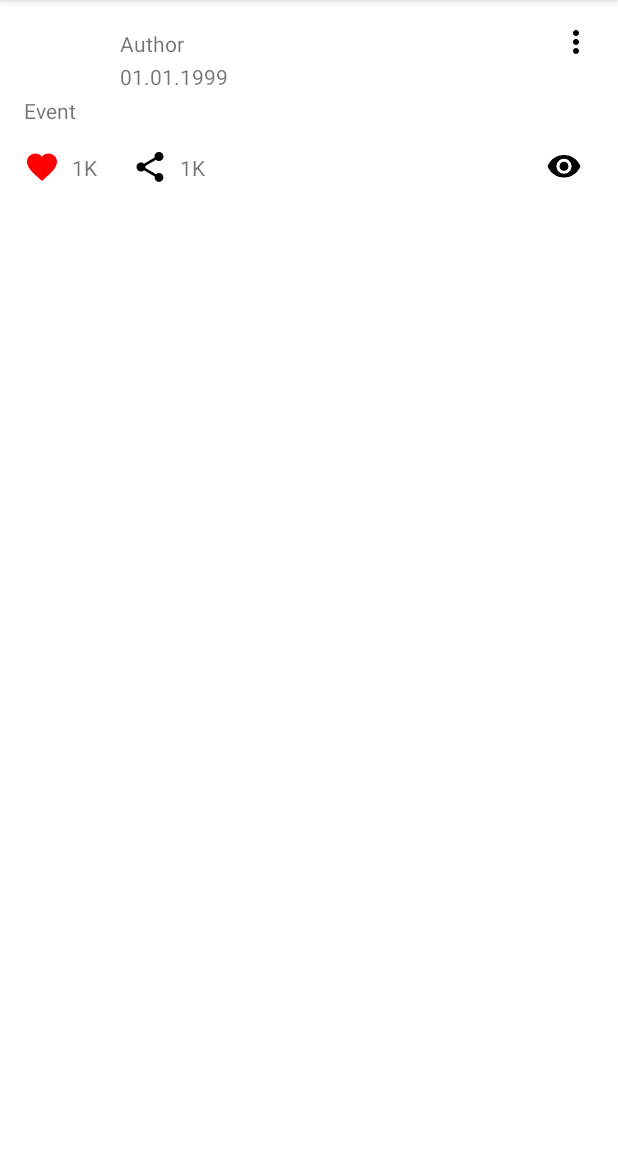
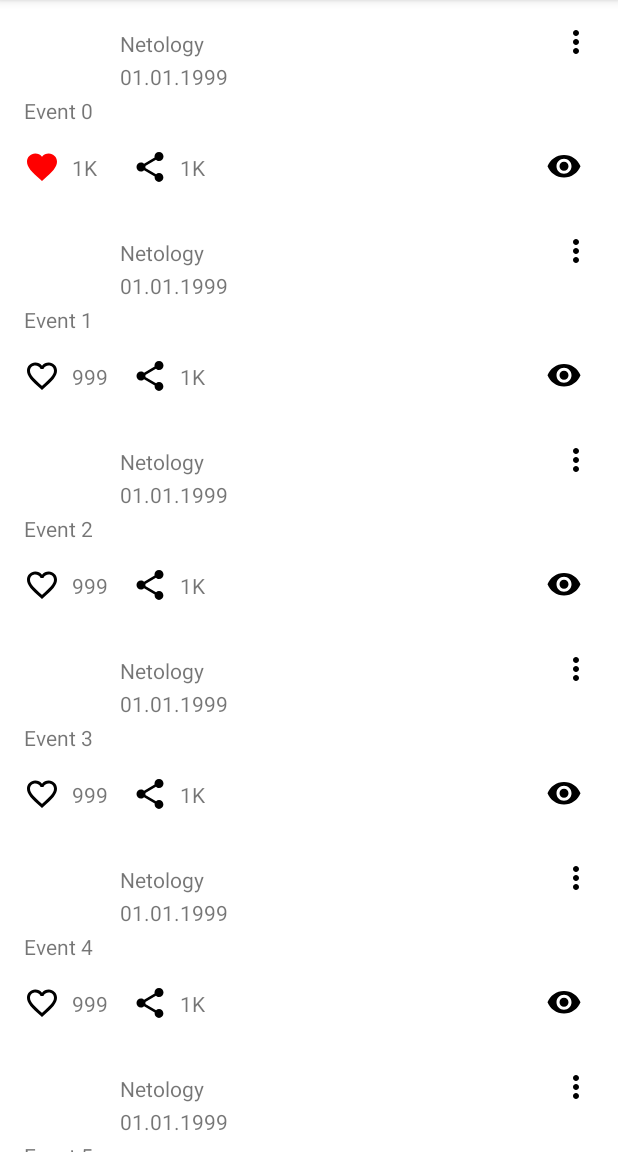
Before and after one commit to Ksoiq/NMedia, an Android app: the screen it shows after launch (MainActivity), after a tap on an icon or button, on a phone screen of 412 x 824 dp, the part 84-1236 px from its top. Run offline under Robolectric (Android 15) with nearby library versions, the phone set to English and light mode, and no system bars.

Commit message:
RecyclerView

```diff
--- a/app/src/main/java/ru/netology/nmedia/MainActivity.kt
+++ b/app/src/main/java/ru/netology/nmedia/MainActivity.kt
@@ -3,7 +3,7 @@ package ru.netology.nmedia
 import androidx.appcompat.app.AppCompatActivity
 import android.os.Bundle
 import androidx.activity.viewModels
-import androidx.annotation.DrawableRes
+import ru.netology.nmedia.data.impl.PostAdapter
 import ru.netology.nmedia.databinding.ActivityMainBinding
 import ru.netology.nmedia.viewModel.PostViewModel
 
@@ -17,33 +17,40 @@ class MainActivity : AppCompatActivity() {
         val binding = ActivityMainBinding.inflate(layoutInflater)
         setContentView(binding.root)
 
-        viewModel.data.observe(this) { post ->
-            binding.render(post)
-        }
+        val adapter = PostAdapter(
+            viewModel::onLikeClicked,
+            viewModel::onShareClick
+        )
+        binding.postsRecyclerView.adapter = adapter
 
-
-        binding.activityPost.likeButton.setOnClickListener {
-            viewModel.onLikeClicked()
-        }
-
-        binding.activityPost.shareButton.setOnClickListener{
-            viewModel.onShareClick()
+        viewModel.data.observe(this) { posts ->
+             adapter.submitList(posts)
         }
 
     }
 
 
-    private fun ActivityMainBinding.render(post: Post) {
-        activityPost.authorName.text = post.author
-        activityPost.textField.text = post.content
-        activityPost.date.text = post.published
-        activityPost.likeCount.text = Counter.displayFormatting(post.likes)
-        activityPost.shareCount.text = Counter.displayFormatting(post.shares)
-        activityPost.likeButton.setImageResource(getLikedIconResId(post.likedByMe))
-    }
+//    private fun ActivityMainBinding.render(posts: List<Post>) {
+//        for (post in posts) {
+//            PostBinding.inflate(
+//                layoutInflater, root, true
+//            ).render(post)
+//        }
+//    }
 
-    @DrawableRes
-    private fun getLikedIconResId(liked: Boolean) =
-        if (liked) R.drawable.ic_liked_24 else R.drawable.ic_like_24
+//    private fun PostBinding.render(post: Post) {
+//        authorName.text = post.author
+//        textField.text = post.content
+//        date.text = post.published
+//        likeCount.text = Counter.displayFormatting(post.likes)
+//        shareCount.text = Counter.displayFormatting(post.shares)
+//        likeButton.setImageResource(getLikedIconResId(post.likedByMe))
+//        likeButton.setOnClickListener { viewModel.onLikeClicked(post) }
+//        shareButton.setOnClickListener { viewModel.onShareClick(post) }
+//    }
+
+//    @DrawableRes
+//    private fun getLikedIconResId(liked: Boolean) =
+//        if (liked) R.drawable.ic_liked_24 else R.drawable.ic_like_24
 
 }
--- a/app/src/main/java/ru/netology/nmedia/data/PostRepository.kt
+++ b/app/src/main/java/ru/netology/nmedia/data/PostRepository.kt
@@ -5,9 +5,9 @@ import ru.netology.nmedia.Post
 
 interface PostRepository {
 
-    val data: LiveData<Post>
+    val data: LiveData<List<Post>>
 
-    fun like()
+    fun like(postId: Long)
 
-    fun share()
+    fun share(postId: Long)
 }
--- a/app/src/main/java/ru/netology/nmedia/data/impl/InMemoryPostRepository.kt
+++ b/app/src/main/java/ru/netology/nmedia/data/impl/InMemoryPostRepository.kt
@@ -6,37 +6,42 @@ import ru.netology.nmedia.data.PostRepository
 
 class InMemoryPostRepository : PostRepository {
     override val data = MutableLiveData(
-        Post(
-            id = 0L,
-            author = "Author",
-            content = "Event",
-            published = "01.01.1999"
-        )
+        List(1000) { index ->
+            Post(
+                id = index + 1L,
+                author = "Netology",
+                content = "Event $index",
+                published = "01.01.1999"
+            )
+        }
     )
 
-    override fun like() {
-        val currentPost = checkNotNull(data.value) {
+    private val posts
+        get() = checkNotNull(data.value) {
             "Data value should not be null"
         }
-        val likedPost = currentPost.copy(
-            likedByMe = !currentPost.likedByMe,
-            likes = countLikeByMe(!currentPost.likedByMe, currentPost.likes)
-        )
-        data.value = likedPost
+
+    override fun like(postId: Long) {
+        data.value = posts.map {
+            if (it.id != postId) it
+            else it.copy(
+                likedByMe = !it.likedByMe,
+                likes = countLikeByMe(it.likedByMe, it.likes)
+            )
+        }
     }
 
-    override fun share() {
-        val currentPost = checkNotNull(data.value) {
-            "Data value should not be null"
+    override fun share(postId: Long) {
+
+        data.value = posts.map {
+            if (it.id != postId) it
+            else it.copy(
+                shares = it.shares + 1
+            )
         }
-        val sharedPost = currentPost.copy(
-            shares = currentPost.shares + 1
-        )
-        data.value = sharedPost
     }
 
-
     private fun countLikeByMe(liked: Boolean, like: Int) =
-        if (liked) like + 1 else like - 1
+        if (liked) like - 1 else like + 1
 
 }
--- /dev/null
+++ b/app/src/main/java/ru/netology/nmedia/data/impl/PostAdapter.kt
@@ -0,0 +1,71 @@
+package ru.netology.nmedia.data.impl
+
+import android.view.LayoutInflater
+import android.view.ViewGroup
+import androidx.annotation.DrawableRes
+import androidx.recyclerview.widget.DiffUtil
+import androidx.recyclerview.widget.ListAdapter
+import androidx.recyclerview.widget.RecyclerView
+import ru.netology.nmedia.Counter
+import ru.netology.nmedia.Post
+import ru.netology.nmedia.R
+import ru.netology.nmedia.databinding.PostBinding
+
+typealias OnPostLikeClicked = (Post) -> Unit
+typealias OnPostShareClicked = (Post) -> Unit
+
+internal class PostAdapter(
+    private val onLikeClicked: OnPostLikeClicked,
+    private val onShareClicked: OnPostShareClicked
+) : ListAdapter<Post, PostAdapter.ViewHolder>(DiffCallback) {
+
+
+    override fun onCreateViewHolder(parent: ViewGroup, viewType: Int): ViewHolder {
+        val inflater = LayoutInflater.from(parent.context)
+        val binding = PostBinding.inflate(inflater, parent, false)
+        return ViewHolder(binding)
+    }
+
+    override fun onBindViewHolder(holder: ViewHolder, position: Int) {
+        holder.bind(getItem(position))
+    }
+
+    inner class ViewHolder(private val binding: PostBinding) :
+        RecyclerView.ViewHolder(binding.root) {
+
+        private lateinit var post: Post
+
+        init {
+            binding.likeButton.setOnClickListener { onLikeClicked(post) }
+            binding.shareButton.setOnClickListener { onShareClicked(post) }
+        }
+
+        fun bind(post: Post) {
+            this.post = post
+            with(binding) {
+                authorName.text = post.author
+                textField.text = post.content
+                date.text = post.published
+                likeCount.text = Counter.displayFormatting(post.likes)
+                shareCount.text = Counter.displayFormatting(post.shares)
+                likeButton.setImageResource(getLikedIconResId(post.likedByMe))
+            }
+        }
+
+        @DrawableRes
+        private fun getLikedIconResId(liked: Boolean) =
+            if (liked) R.drawable.ic_liked_24 else R.drawable.ic_like_24
+
+    }
+
+    private object DiffCallback : DiffUtil.ItemCallback<Post>() {
+
+        override fun areItemsTheSame(oldItem: Post, newItem: Post) =
+            oldItem.id == newItem.id
+
+        override fun areContentsTheSame(oldItem: Post, newItem: Post) =
+            oldItem == newItem
+
+    }
+
+}
--- a/app/src/main/java/ru/netology/nmedia/viewModel/PostViewModel.kt
+++ b/app/src/main/java/ru/netology/nmedia/viewModel/PostViewModel.kt
@@ -1,6 +1,7 @@
 package ru.netology.nmedia.viewModel
 
 import androidx.lifecycle.ViewModel
+import ru.netology.nmedia.Post
 import ru.netology.nmedia.data.PostRepository
 import ru.netology.nmedia.data.impl.InMemoryPostRepository
 
@@ -10,7 +11,7 @@ class PostViewModel : ViewModel() {
 
     val data by repository::data
 
-    fun onLikeClicked() = repository.like()
+    fun onLikeClicked(post: Post) = repository.like(post.id)
 
-    fun onShareClick() = repository.share()
+    fun onShareClick(post: Post) = repository.share(post.id)
 }
--- a/app/src/main/res/layout/activity_main.xml
+++ b/app/src/main/res/layout/activity_main.xml
@@ -1,22 +1,23 @@
 <?xml version="1.0" encoding="utf-8"?>
-<androidx.constraintlayout.widget.ConstraintLayout xmlns:android="http://schemas.android.com/apk/res/android"
+<FrameLayout xmlns:android="http://schemas.android.com/apk/res/android"
     xmlns:app="http://schemas.android.com/apk/res-auto"
     xmlns:tools="http://schemas.android.com/tools"
     android:layout_width="match_parent"
-    android:layout_height="match_parent"
+    android:layout_height="wrap_content"
     tools:context=".MainActivity">
 
-    <include
-        android:id="@+id/activity_post"
-        layout="@layout/post"/>
+    <androidx.recyclerview.widget.RecyclerView
+        android:id="@+id/postsRecyclerView"
+        android:layout_width="match_parent"
+        android:layout_height="wrap_content"
+        app:layoutManager="androidx.recyclerview.widget.LinearLayoutManager"
+        tools:listitem="@layout/post" />
 
-    <TextView
-        android:layout_width="wrap_content"
-        android:layout_height="wrap_content"
-        tools:text="@string/greeting"
-        app:layout_constraintBottom_toBottomOf="parent"
-        app:layout_constraintStart_toStartOf="parent"
-        app:layout_constraintEnd_toEndOf="parent"
-        app:layout_constraintTop_toTopOf="parent" />
 
-</androidx.constraintlayout.widget.ConstraintLayout>
+</FrameLayout>
+
+<!--    <androidx.appcompat.widget.LinearLayoutCompat-->
+<!--        android:id="@+id/postsLinearLayout"-->
+<!--        android:layout_width="match_parent"-->
+<!--        android:layout_height="wrap_content"-->
+<!--        android:orientation="vertical"/>-->
--- a/app/src/main/res/layout/post.xml
+++ b/app/src/main/res/layout/post.xml
@@ -3,7 +3,7 @@
     xmlns:app="http://schemas.android.com/apk/res-auto"
     xmlns:tools="http://schemas.android.com/tools"
     android:layout_width="match_parent"
-    android:layout_height="match_parent"
+    android:layout_height="wrap_content"
     android:padding="16dp">
 
 
```
